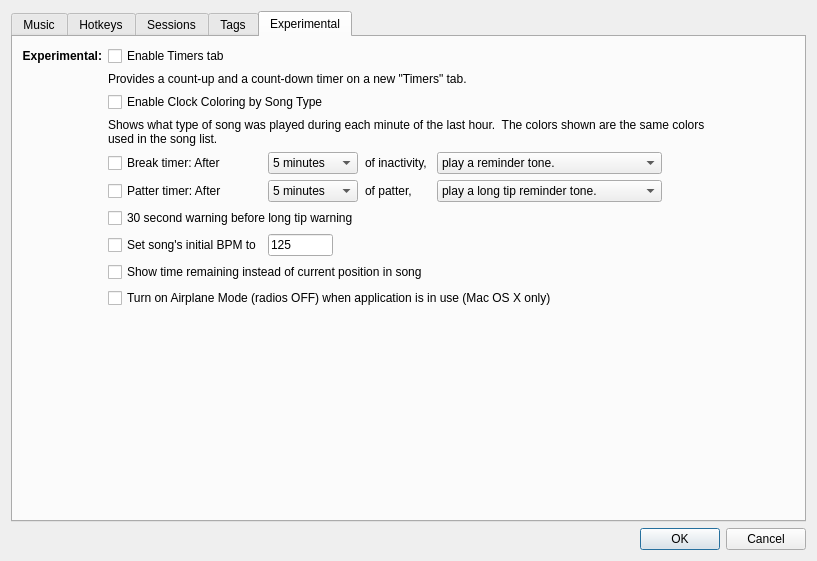
mpogue2/SquareDesk, file SquareDesk-DEV/test123/preferencesdialog.ui: the form before one commit.
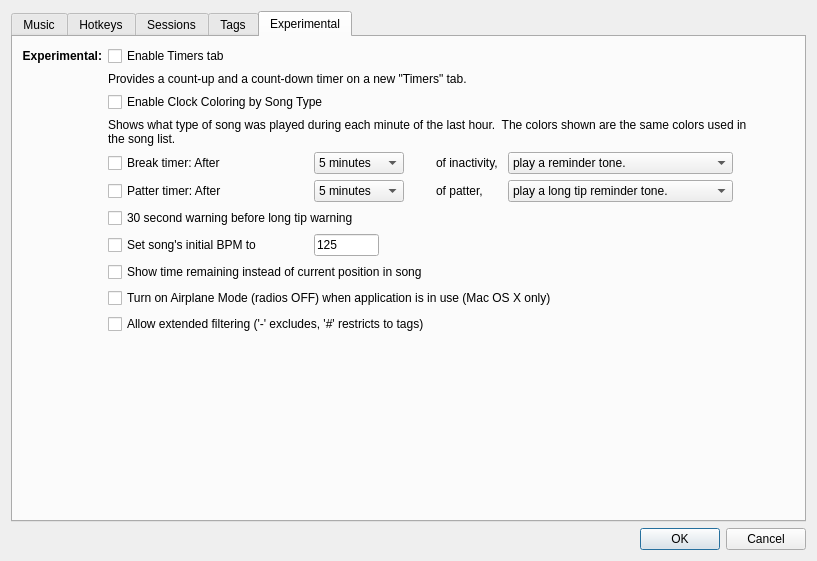
The form after the commit. The open tabs and pages were chosen to show the change. Icons and pictures are not drawn.

Commit message: Adding experimental preference for rich filtering, '-' for exclusion, '#' to limit to tags.

```diff
--- a/SquareDesk-DEV/test123/preferencesdialog.ui
+++ b/SquareDesk-DEV/test123/preferencesdialog.ui
@@ -1209,7 +1209,7 @@
            </property>
           </widget>
          </item>
-         <item row="11" column="1">
+         <item row="12" column="1">
           <spacer name="verticalSpacer">
            <property name="orientation">
             <enum>Qt::Vertical</enum>
@@ -1359,6 +1359,13 @@
            </property>
           </widget>
          </item>
+         <item row="11" column="1" colspan="2">
+          <widget class="QCheckBox" name="checkBoxExtendedFiltering">
+           <property name="text">
+            <string>Allow extended filtering ('-' excludes, '#' restricts to tags)</string>
+           </property>
+          </widget>
+         </item>
         </layout>
        </widget>
       </widget>
```
Left out of the diff: 2 changed lines with no effect on the pictures. The commit also changes 3 other files.
